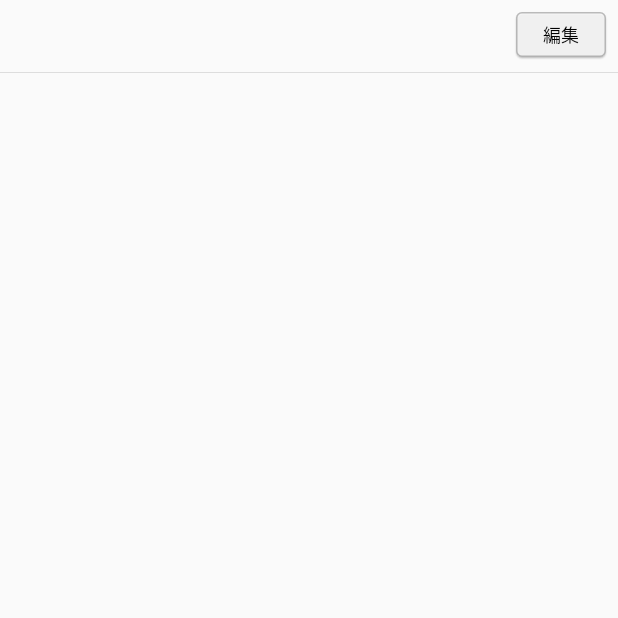
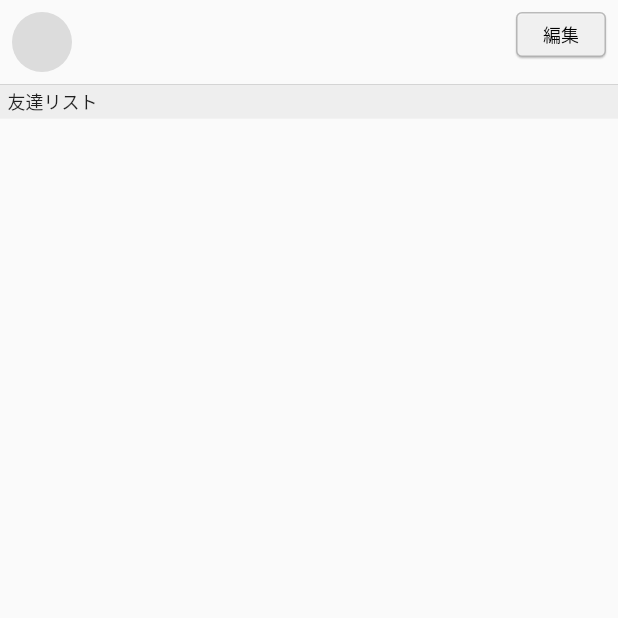
Before and after one commit to laptise/airplane, a Flutter app: the FriendsTop screen opened directly, on a phone screen of 412 x 824 dp, the top half of it. Run offline on Flutter 3.47's test engine with Material 2 defaults, Android fonts, the phone set to English and light mode, and no system bars; our stand-ins replace cloud_firestore, firebase_auth, firebase_core, hooks_riverpod; accounts and stored records are empty; generated files the repository leaves out were written again.

Commit message:
firend list

```diff
--- a/lib/main.dart
+++ b/lib/main.dart
@@ -7,7 +7,7 @@ import 'package:flutter/material.dart';
 import 'package:hooks_riverpod/hooks_riverpod.dart';
 import 'chat.dart';
 import 'find.dart';
-import 'friends.dart';
+import 'main/friends.dart';
 
 class AuthInfo {
   String? userName;
--- a/lib/friends.dart
+++ b/lib/main/friends.dart
@@ -10,7 +10,20 @@ class FriendsTop extends StatelessWidget {
 
   @override
   Widget build(BuildContext context) {
-    return Scaffold(body: Column(children: const [ProfileBadge()]));
+    return Scaffold(
+        body: Column(crossAxisAlignment: CrossAxisAlignment.start, children: [
+      const ProfileBadge(),
+      Container(
+        width: double.infinity,
+        decoration: const BoxDecoration(color: Color.fromRGBO(0, 0, 0, 0.05)),
+        child: const Padding(
+            padding: EdgeInsets.symmetric(vertical: 2.5, horizontal: 5),
+            child: Text("友達リスト",
+                style: TextStyle(
+                  fontSize: 12,
+                ))),
+      )
+    ]));
   }
 }
 
@@ -43,14 +56,26 @@ class ProfileBadge extends HookConsumerWidget {
                             style:
                                 TextStyle(fontSize: 12, color: Colors.black)),
                         onPressed: () {}))),
-            Column(crossAxisAlignment: CrossAxisAlignment.start, children: [
-              Text(userName.userName ?? ""),
-              Text(FirebaseAuth.instance.currentUser?.email ?? "")
-            ])
+            Row(
+              children: [
+                Container(
+                  width: 40,
+                  height: 40,
+                  decoration: const BoxDecoration(
+                      color: Colors.black12, shape: BoxShape.circle),
+                ),
+                const Padding(padding: EdgeInsets.symmetric(horizontal: 5)),
+                Column(crossAxisAlignment: CrossAxisAlignment.start, children: [
+                  Text(
+                    userName.userName ?? "",
+                    style: const TextStyle(
+                        fontWeight: FontWeight.bold, fontSize: 14),
+                  ),
+                  Text(FirebaseAuth.instance.currentUser?.email ?? "")
+                ])
+              ],
+            )
           ],
         ));
   }
 }
-
-
-//
```
